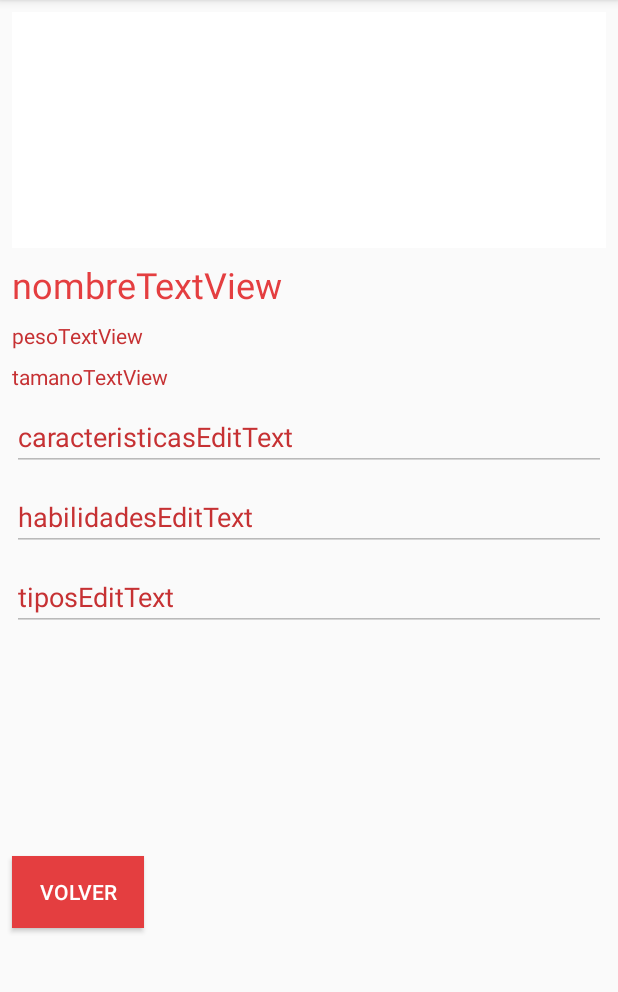
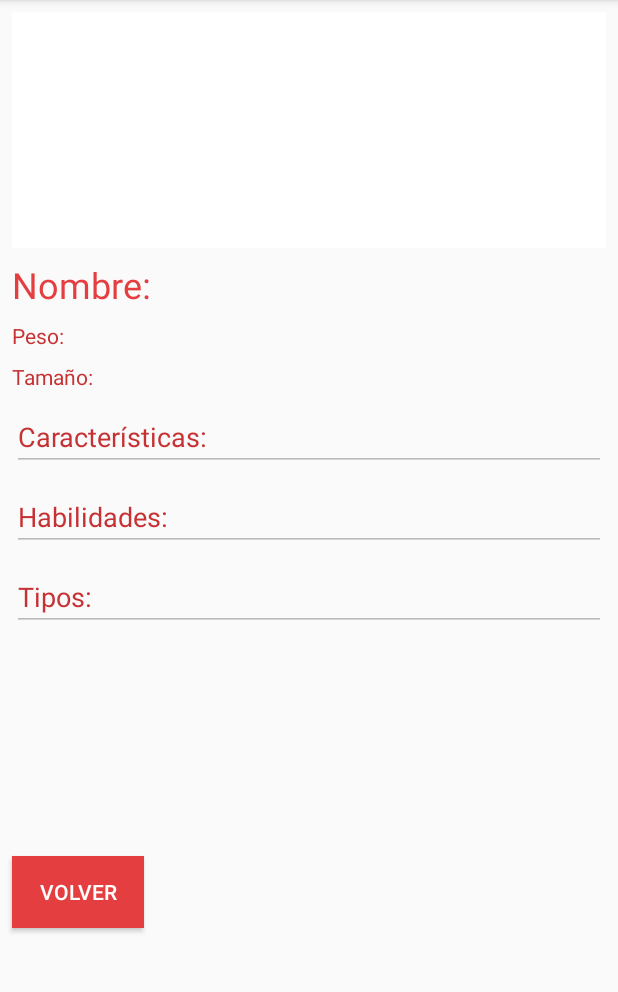
Before and after one commit to hernanBeiza/Pokeiza, an Android app: the PokemonActivity screen opened directly, with no data from a screen before it, on a phone screen of 412 x 824 dp, the part 84-1076 px from its top. Run offline under Robolectric (Android 15) with nearby library versions, the phone set to English and light mode, and no system bars; 5 statements that could not run were skipped.

Commit message:
Se agregan comentarios al código
Se agregan comentarios al código y se cambian textos en la vista detalle

```diff
--- a/Pokeiza/app/src/main/java/cl/hiperactivo/pokeiza/DAO/TiposDAO.java
+++ b/Pokeiza/app/src/main/java/cl/hiperactivo/pokeiza/DAO/TiposDAO.java
@@ -56,6 +56,7 @@ public class TiposDAO {
 
         if(tiposList!=null && tiposList.size()>=18){
             Log.d(tag,"Cargar localmente");
+
             delegate.onTiposDAOComplete(tiposList);
         } else {
             Log.d(tag, "Cargar desde internet");
--- a/Pokeiza/app/src/main/res/layout/activity_pokemon.xml
+++ b/Pokeiza/app/src/main/res/layout/activity_pokemon.xml
@@ -32,7 +32,7 @@
         android:layout_marginRight="8dp"
         android:layout_marginStart="8dp"
         android:layout_marginTop="8dp"
-        android:text="nombreTextView"
+        android:text="Nombre:"
         android:textColor="@color/colorPrimary"
         android:textSize="24sp"
         app:layout_constraintLeft_toLeftOf="parent"
@@ -48,7 +48,7 @@
         android:layout_marginRight="8dp"
         android:layout_marginStart="8dp"
         android:layout_marginTop="8dp"
-        android:text="pesoTextView"
+        android:text="Peso:"
         android:textColor="@color/colorPrimaryDark"
         app:layout_constraintHorizontal_bias="0.0"
         app:layout_constraintLeft_toLeftOf="parent"
@@ -64,7 +64,7 @@
         android:layout_marginRight="8dp"
         android:layout_marginStart="8dp"
         android:layout_marginTop="8dp"
-        android:text="tamanoTextView"
+        android:text="Tamaño:"
         android:textColor="@color/colorPrimaryDark"
         app:layout_constraintLeft_toLeftOf="parent"
         app:layout_constraintRight_toRightOf="parent"
@@ -83,7 +83,7 @@
         android:ems="10"
         android:inputType="textMultiLine"
         android:singleLine="false"
-        android:text="caracteristicasEditText"
+        android:text="Características:"
         android:textAppearance="@android:style/TextAppearance.Material.Medium"
         android:textColor="@color/colorPrimaryDark"
         app:layout_constraintLeft_toLeftOf="parent"
@@ -103,7 +103,7 @@
         android:ems="10"
         android:inputType="textMultiLine"
         android:singleLine="false"
-        android:text="habilidadesEditText"
+        android:text="Habilidades:"
         android:textAppearance="@android:style/TextAppearance.Material.Medium"
         android:textColor="@color/colorPrimaryDark"
         app:layout_constraintLeft_toLeftOf="parent"
@@ -121,7 +121,7 @@
         android:layout_marginTop="8dp"
         android:ems="10"
         android:inputType="textMultiLine"
-        android:text="tiposEditText"
+        android:text="Tipos:"
         android:textAppearance="@android:style/TextAppearance.Material.Medium"
         android:textColor="@color/colorPrimaryDark"
         app:layout_constraintLeft_toLeftOf="parent"
```
Also changed, not shown: Pokeiza/app/src/main/java/cl/hiperactivo/pokeiza/Controllers/PokemonController/PokemonActivity.java (+11 -4 lines), Pokeiza/app/src/main/java/cl/hiperactivo/pokeiza/Controllers/PokemonesController/PokemonesActivity.java (+11 -5 lines), Pokeiza/app/src/main/java/cl/hiperactivo/pokeiza/Controllers/TiposController/PrincipalActivity.java (+8 -9 lines).
